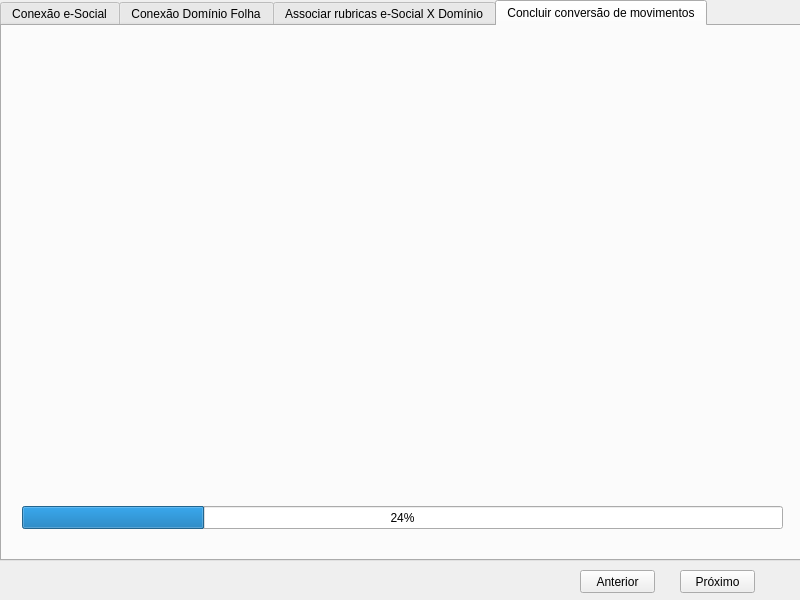
First picture: the form in screen_ui/esocial.ui, repository VictorScandolaraTR/ConversaoMovimento_eSocial, before the edit.
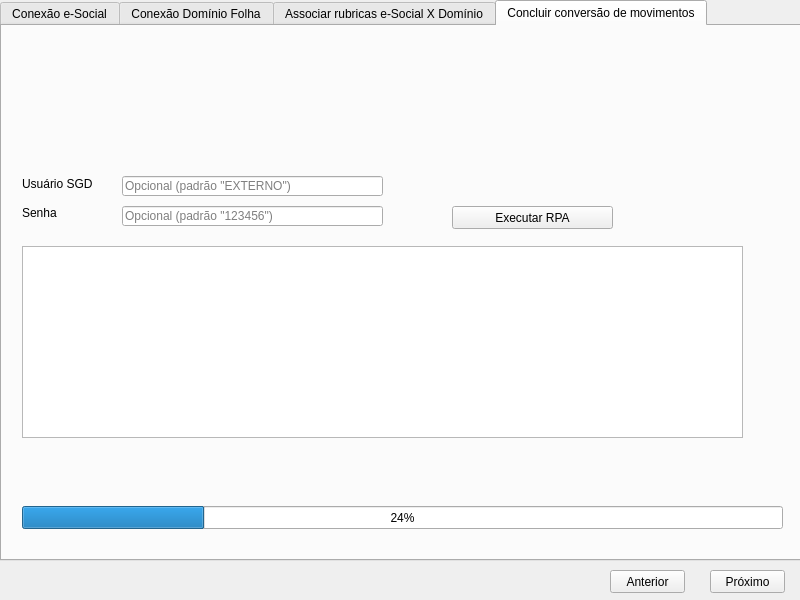
Second picture: the form after the edit. The open tabs and pages were chosen to show the change.

Commit message: Inicio interface visual

```diff
--- a/screen_ui/esocial.ui
+++ b/screen_ui/esocial.ui
@@ -1,7 +1,7 @@
 <?xml version="1.0" encoding="UTF-8"?>
 <ui version="4.0">
- <class>Dialog_eSocial</class>
- <widget class="QDialog" name="Dialog_eSocial">
+ <class>MainWindow</class>
+ <widget class="QMainWindow" name="MainWindow">
   <property name="geometry">
    <rect>
     <x>0</x>
@@ -13,6 +13,7 @@
   <property name="windowTitle">
    <string>Conversão de Movimentos e-Social</string>
   </property>
+  <widget class="QWidget" name="centralwidget">
   <widget class="QTabWidget" name="tab_processo">
    <property name="geometry">
     <rect>
@@ -402,12 +403,87 @@
       <number>24</number>
      </property>
     </widget>
+     <widget class="QListWidget" name="list_empresas_2">
+      <property name="geometry">
+       <rect>
+        <x>20</x>
+        <y>220</y>
+        <width>721</width>
+        <height>192</height>
+       </rect>
+      </property>
+     </widget>
+     <widget class="QLineEdit" name="edit_usuario_sgd">
+      <property name="geometry">
+       <rect>
+        <x>120</x>
+        <y>150</y>
+        <width>261</width>
+        <height>20</height>
+       </rect>
+      </property>
+      <property name="placeholderText">
+       <string>Opcional (padrão &quot;EXTERNO&quot;)</string>
+      </property>
+     </widget>
+     <widget class="QLineEdit" name="edit_senha_sgd">
+      <property name="geometry">
+       <rect>
+        <x>120</x>
+        <y>180</y>
+        <width>261</width>
+        <height>20</height>
+       </rect>
+      </property>
+      <property name="placeholderText">
+       <string>Opcional (padrão &quot;123456&quot;)</string>
+      </property>
+     </widget>
+     <widget class="QLabel" name="label_10">
+      <property name="geometry">
+       <rect>
+        <x>20</x>
+        <y>180</y>
+        <width>47</width>
+        <height>13</height>
+       </rect>
+      </property>
+      <property name="text">
+       <string>Senha</string>
+      </property>
+     </widget>
+     <widget class="QLabel" name="label_11">
+      <property name="geometry">
+       <rect>
+        <x>20</x>
+        <y>150</y>
+        <width>91</width>
+        <height>16</height>
+       </rect>
+      </property>
+      <property name="text">
+       <string>Usuário SGD</string>
+      </property>
+     </widget>
+     <widget class="QPushButton" name="btn_executa_rpa">
+      <property name="geometry">
+       <rect>
+        <x>450</x>
+        <y>180</y>
+        <width>161</width>
+        <height>23</height>
+       </rect>
+      </property>
+      <property name="text">
+       <string>Executar RPA</string>
+      </property>
+     </widget>
    </widget>
   </widget>
   <widget class="QPushButton" name="btn_next">
    <property name="geometry">
     <rect>
-     <x>680</x>
+      <x>710</x>
      <y>570</y>
      <width>75</width>
      <height>23</height>
@@ -420,7 +496,7 @@
   <widget class="QPushButton" name="btn_previows">
    <property name="geometry">
     <rect>
-     <x>580</x>
+      <x>610</x>
      <y>570</y>
      <width>75</width>
      <height>23</height>
@@ -429,6 +505,7 @@
    <property name="text">
     <string>Anterior</string>
    </property>
+   </widget>
   </widget>
  </widget>
  <resources/>
```
Left out of the diff: 36 changed lines with no effect on the pictures. Lines whose indentation alone changed are shown as unchanged. The commit also changes 3 other files.
